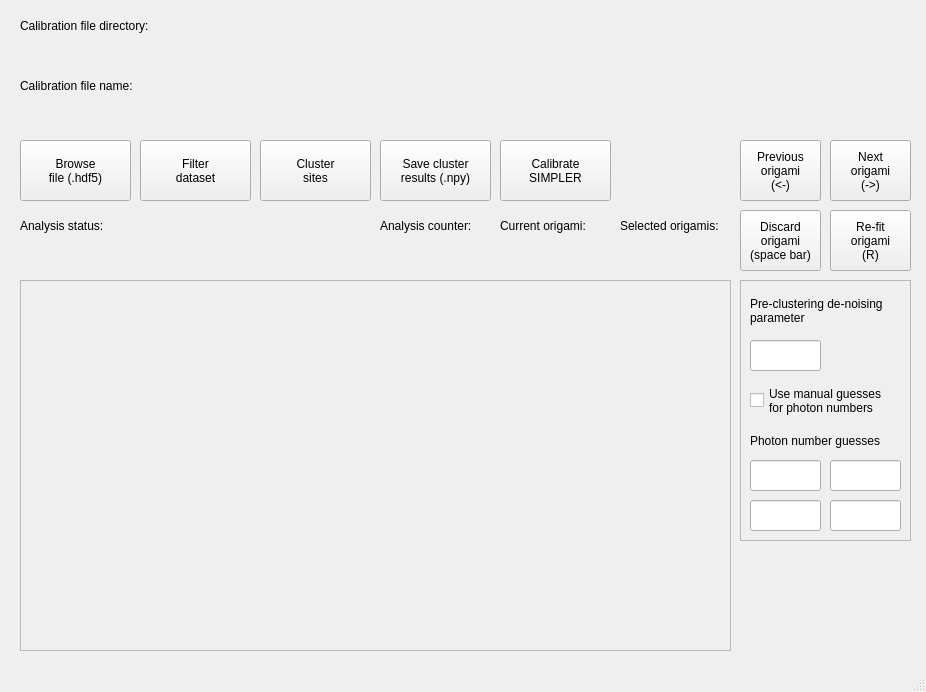
Old version of the form src/picasimpler/UI/calibration_ui.ui in the repository azelcer/picasimpler.
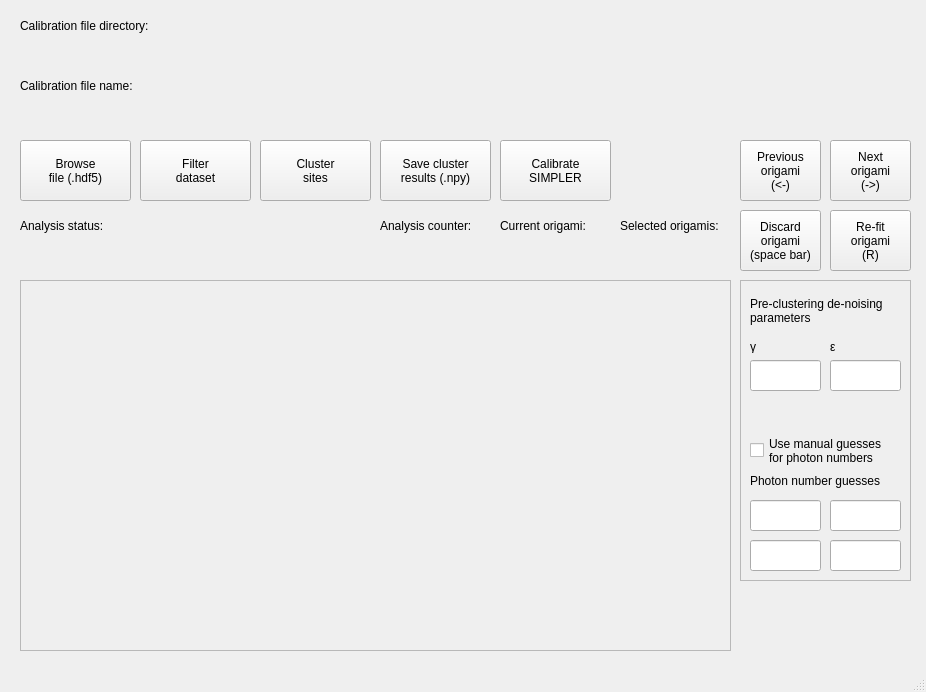
New version of the form. Custom widgets are drawn as their Qt base class.

```diff
--- a/src/picasimpler/UI/calibration_ui.ui
+++ b/src/picasimpler/UI/calibration_ui.ui
@@ -342,7 +342,7 @@
       <x>740</x>
       <y>280</y>
       <width>171</width>
-      <height>261</height>
+      <height>301</height>
      </rect>
     </property>
     <property name="frameShape">
@@ -355,7 +355,7 @@
      <property name="geometry">
       <rect>
        <x>10</x>
-       <y>100</y>
+       <y>150</y>
        <width>151</width>
        <height>41</height>
       </rect>
@@ -376,14 +376,14 @@
      </property>
      <property name="text">
       <string>Pre-clustering de-noising
-parameter</string>
+parameters</string>
      </property>
     </widget>
     <widget class="QLabel" name="guess_title_label">
      <property name="geometry">
       <rect>
        <x>10</x>
-       <y>150</y>
+       <y>190</y>
        <width>131</width>
        <height>21</height>
       </rect>
@@ -396,7 +396,7 @@
      <property name="geometry">
       <rect>
        <x>10</x>
-       <y>180</y>
+       <y>220</y>
        <width>71</width>
        <height>31</height>
       </rect>
@@ -406,7 +406,7 @@
      <property name="geometry">
       <rect>
        <x>90</x>
-       <y>180</y>
+       <y>220</y>
        <width>71</width>
        <height>31</height>
       </rect>
@@ -416,7 +416,7 @@
      <property name="geometry">
       <rect>
        <x>10</x>
-       <y>220</y>
+       <y>260</y>
        <width>71</width>
        <height>31</height>
       </rect>
@@ -426,7 +426,7 @@
      <property name="geometry">
       <rect>
        <x>90</x>
-       <y>220</y>
+       <y>260</y>
        <width>71</width>
        <height>31</height>
       </rect>
@@ -436,7 +436,43 @@
      <property name="geometry">
       <rect>
        <x>10</x>
+       <y>80</y>
+       <width>71</width>
+       <height>31</height>
+      </rect>
+     </property>
+    </widget>
+    <widget class="QLabel" name="preclust_gamma_title_label">
+     <property name="geometry">
+      <rect>
+       <x>10</x>
        <y>60</y>
+       <width>47</width>
+       <height>13</height>
+      </rect>
+     </property>
+     <property name="text">
+      <string>γ</string>
+     </property>
+    </widget>
+    <widget class="QLabel" name="preclust_eps_title_label">
+     <property name="geometry">
+      <rect>
+       <x>90</x>
+       <y>60</y>
+       <width>47</width>
+       <height>13</height>
+      </rect>
+     </property>
+     <property name="text">
+      <string>ε</string>
+     </property>
+    </widget>
+    <widget class="CustomQLineEdit" name="preclust_eps_lineedit">
+     <property name="geometry">
+      <rect>
+       <x>90</x>
+       <y>80</y>
        <width>71</width>
        <height>31</height>
       </rect>
```
Left out of the diff: 12 changed lines with no effect on the pictures.
